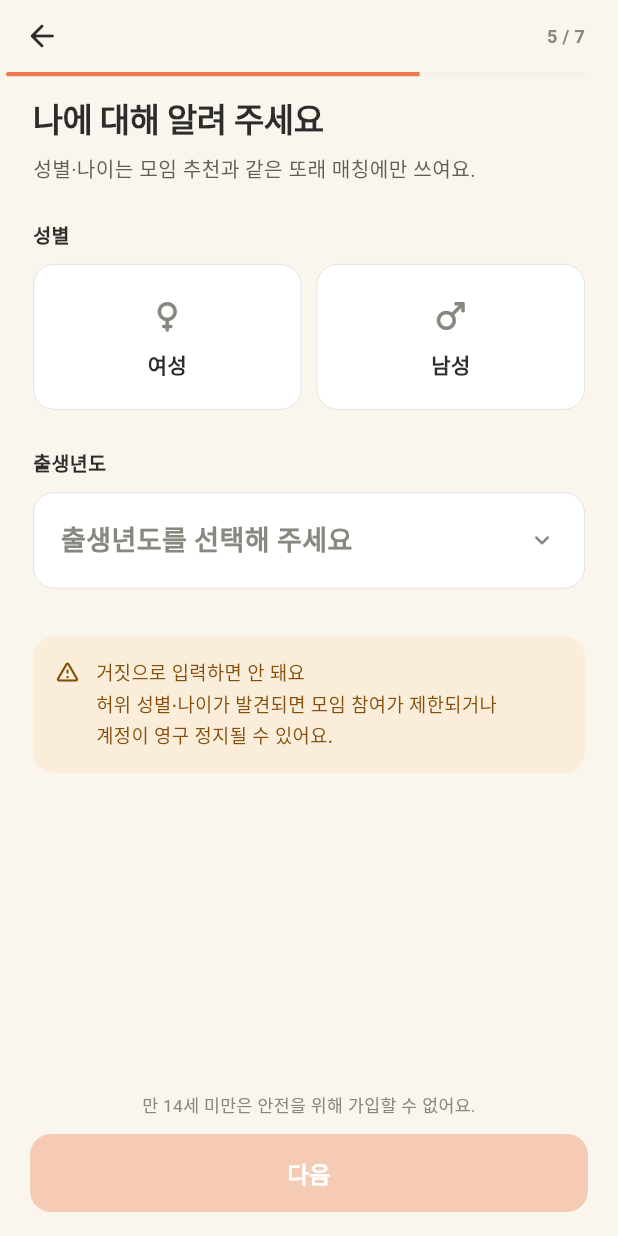
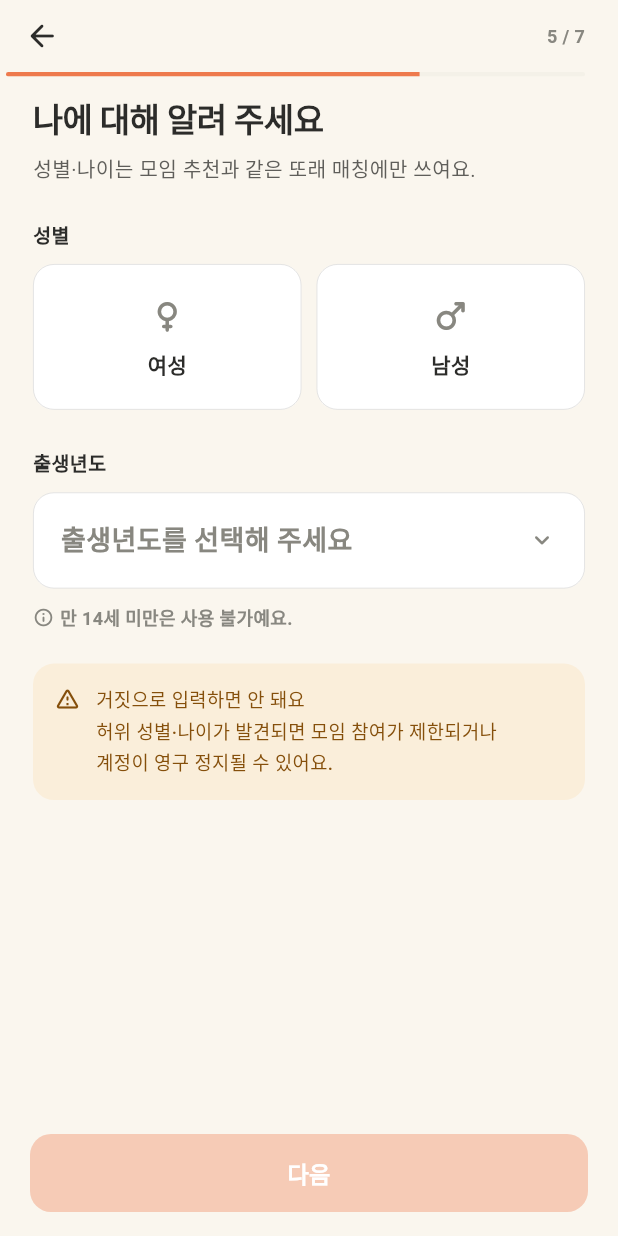
Before and after one commit to MoonOnYou/moija, a Flutter app: the SignupProfileScreen screen opened directly with empty values, on a phone screen of 412 x 824 dp. Run offline on Flutter 3.47's test engine with Material 3 defaults, Android fonts, the phone set to English and light mode, and no system bars; our stand-ins replace shared_preferences; accounts and stored records are empty; Roboto replaces fonts that are missing (Pretendard).

Commit message:
fix: 가입 플로우 UX 다듬기 — 약관 화면 정리·OTP 키보드·나이 제한
- 약관 동의: 흰색 카드·보더·구분선 제거하고 크림 배경에 평평하게 — 깔끔한 디자인
- 인증번호: 키보드가 한번 내려가면 다시 안 뜨던 문제 수정
  (포커스 유지 시 TextInput.show로 직접 재표시 요청)
- 출생년도: 만 14세 미만 연도를 휠에서 아예 제외하고,
  "만 14세 미만은 사용 불가예요" 안내를 상시 표시

Co-Authored-By: Claude Opus 4.8 (1M context) <noreply@anthropic.com>

```diff
--- a/lib/features/signup/signup_profile_screen.dart
+++ b/lib/features/signup/signup_profile_screen.dart
@@ -25,12 +25,7 @@ class _SignupProfileScreenState extends State<SignupProfileScreen> {
   int get _maxYear => _today - _minAge; // 2012
   int get _minYear => _today - _maxAge; // 1927
 
-  bool get _underAge {
-    if (_birthYear == null) return false;
-    return _birthYear! > _maxYear;
-  }
-
-  bool get _valid => _gender != null && _birthYear != null && !_underAge;
+  bool get _valid => _gender != null && _birthYear != null;
 
   Future<void> _pickYear() async {
     final picked = await showModalBottomSheet<int>(
@@ -42,7 +37,7 @@ class _SignupProfileScreenState extends State<SignupProfileScreen> {
       builder: (_) => _YearPickerSheet(
         initial: _birthYear ?? _maxYear,
         minYear: _minYear,
-        maxYear: _today, // 보여주기는 오늘까지, 미성년 안내는 본문에서 한다.
+        maxYear: _maxYear, // 만 14세 미만 연도는 아예 노출하지 않는다.
       ),
     );
     if (picked != null) {
@@ -67,7 +62,6 @@ class _SignupProfileScreenState extends State<SignupProfileScreen> {
       subtitle: '성별·나이는 모임 추천과 같은 또래 매칭에만 쓰여요.',
       primaryLabel: '다음',
       onPrimary: _valid ? _next : null,
-      bottomHint: const Text('만 14세 미만은 안전을 위해 가입할 수 없어요.'),
       child: Column(
         crossAxisAlignment: CrossAxisAlignment.start,
         children: [
@@ -111,10 +105,7 @@ class _SignupProfileScreenState extends State<SignupProfileScreen> {
                 color: AppColors.bgPrimary,
                 borderRadius: BorderRadius.circular(14),
                 border: Border.all(
-                    color: _underAge
-                        ? AppColors.textDanger
-                        : AppColors.borderTertiary,
-                    width: _underAge ? 1.0 : 0.6),
+                    color: AppColors.borderTertiary, width: 0.6),
               ),
               child: Row(
                 children: [
@@ -132,7 +123,7 @@ class _SignupProfileScreenState extends State<SignupProfileScreen> {
                       ),
                     ),
                   ),
-                  if (_birthYear != null && !_underAge)
+                  if (_birthYear != null)
                     Text(
                       '만 ${_today - _birthYear!}세',
                       style: const TextStyle(
@@ -148,19 +139,18 @@ class _SignupProfileScreenState extends State<SignupProfileScreen> {
             ),
           ),
           const SizedBox(height: 10),
-          if (_underAge)
           Row(
             children: const [
-                Icon(Icons.error_outline_rounded,
-                    size: 14, color: AppColors.textDanger),
+              Icon(Icons.info_outline_rounded,
+                  size: 14, color: AppColors.textTertiary),
               SizedBox(width: 4),
               Expanded(
                 child: Text(
-                    '만 14세 미만은 가입할 수 없어요.',
+                  '만 14세 미만은 사용 불가예요.',
                   style: TextStyle(
                       fontSize: 12,
                       fontWeight: FontWeight.w600,
-                        color: AppColors.textDanger),
+                      color: AppColors.textTertiary),
                 ),
               ),
             ],
```
Also changed, not shown: lib/features/signup/signup_otp_screen.dart (+10 -1 lines), lib/features/signup/signup_terms_screen.dart (+40 -59 lines). Lines whose indentation alone changed are shown as unchanged.
